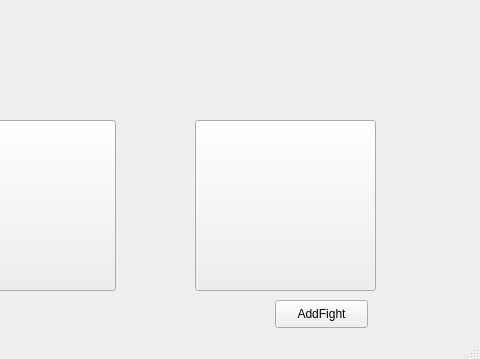
The window that mainwindow.ui (Dansheng/FlightSystem) describes before a commit, drawn with Qt 5; both pictures show x 405 to 885 and y 0 to 359 of the 885 by 359 pixel window.
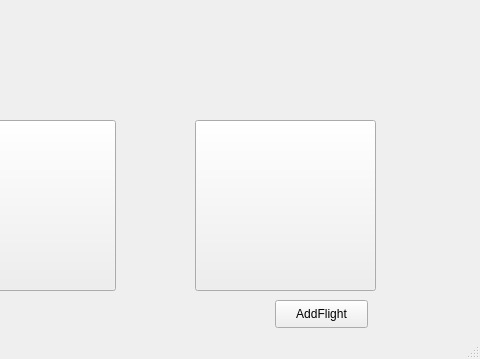
The same window after the commit. Icons and pictures are not drawn.

What changed in the file:
```diff
--- a/mainwindow.ui
+++ b/mainwindow.ui
@@ -88,7 +88,7 @@
      </rect>
     </property>
     <property name="text">
-     <string>AddFight</string>
+     <string>AddFlight</string>
     </property>
    </widget>
   </widget>
```
Left out of the diff: 2 changed lines with no effect on the pictures.
